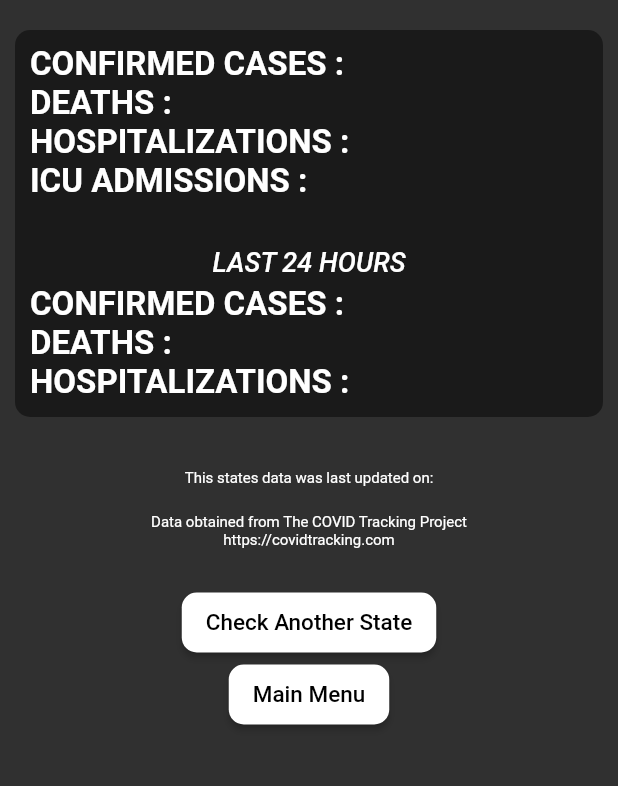
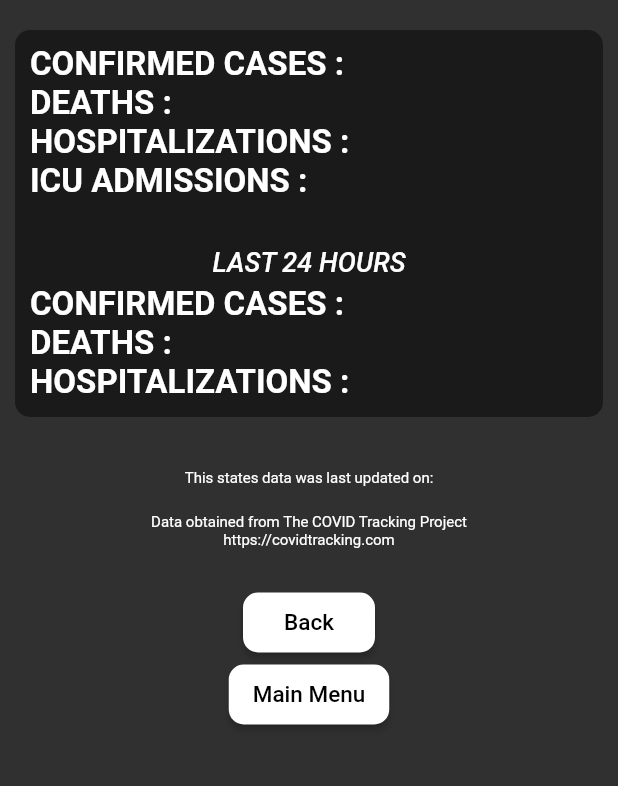
Before and after one commit to toanhtran/covid19_tracker, a Flutter app: the ResultsScreen screen opened directly with empty values, on a phone screen of 412 x 824 dp, the part 189-975 px from its top. Run offline on Flutter 3.47's test engine with Material 2 defaults, Android fonts, the phone set to English and light mode, and no system bars; missing offline and left inert: us_states; network calls fail.

Commit message:
-Removed TODO's -Added characters package in pubspec.yaml, build failed without it after Flutter update.

```diff
--- a/lib/Screens/menu_screen.dart
+++ b/lib/Screens/menu_screen.dart
@@ -62,7 +62,6 @@ class _MenuScreenState extends State<MenuScreen> {
                 children: <Widget>[
                   BottomButton(
                     onPressed: () {
-                      // TODO Convert to pushNamed
                       Navigator.push(
                         context, MaterialPageRoute(builder: (context) {
                         return ResultsScreen(
@@ -77,7 +76,6 @@ class _MenuScreenState extends State<MenuScreen> {
                   SizedBox(height: 15.0,),
                   BottomButton(
                     onPressed: () {
-                      // TODO Convert to pushNamed
                       Navigator.push(
                         context,
                         MaterialPageRoute(
--- a/lib/Screens/results_screen.dart
+++ b/lib/Screens/results_screen.dart
@@ -147,7 +147,6 @@ class _ResultsScreenState extends State<ResultsScreen> {
               height: 25.0,
             ),
             BottomButton(
-              // TODO Convert to pushNamed
               onPressed: () {
                 Navigator.push(
                   context,
@@ -156,7 +155,7 @@ class _ResultsScreenState extends State<ResultsScreen> {
                   ),
                 );
               },
-              buttonTitle: 'Check Another State',
+              buttonTitle: 'Back',
             ),
             BottomButton(
               onPressed: () {
--- a/lib/Screens/state_select_screen.dart
+++ b/lib/Screens/state_select_screen.dart
@@ -126,7 +126,6 @@ class _StateSelectScreenState extends State<StateSelectScreen> {
                     child: Platform.isIOS ? iOSPicker() : androidDropdown(),
                   ),
                   BottomButton(
-                    // TODO Convert to pushNamed
                     onPressed: () {
                       Navigator.push(
                         context,
--- a/pubspec.yaml
+++ b/pubspec.yaml
@@ -27,6 +27,7 @@ dependencies:
   http: ^0.12.0+2
   us_states: ^1.0.3
   animated_text_kit: ^2.2.0
+  characters: ^1.0.0
 
 dev_dependencies:
   flutter_test:
```
Also changed, not shown: pubspec.lock, 3 other files.
